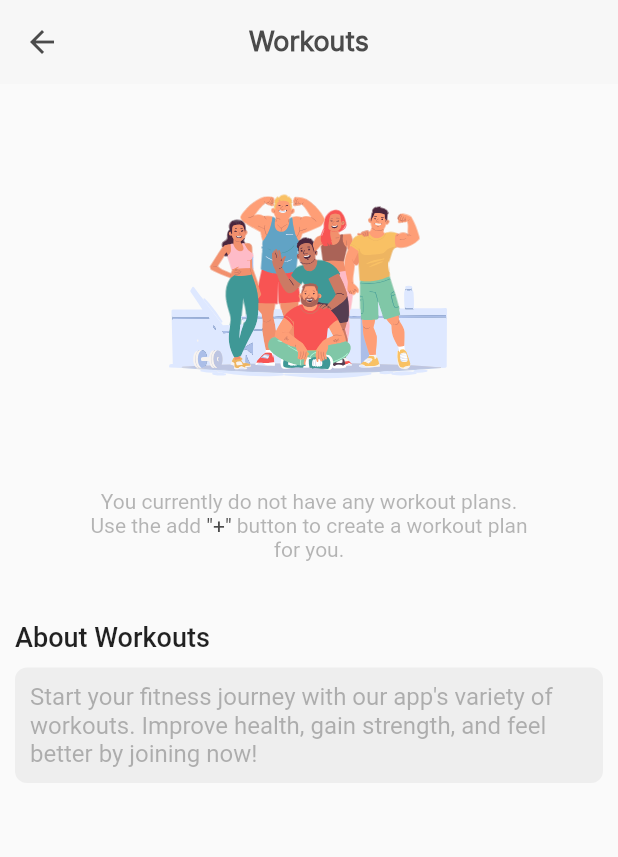
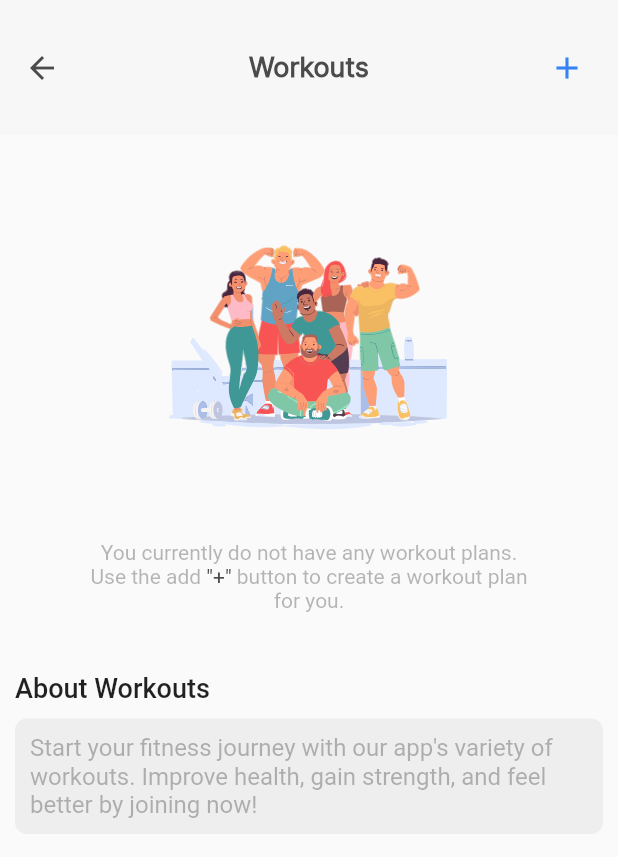
Before and after one commit to Team-Ayura/Ayura-Client, a Flutter app: the WorkoutsPage screen opened directly, on a phone screen of 412 x 824 dp. Shown: the top 857 px of the screen. Run offline on Flutter 3.47's test engine with Material 2 defaults, Android fonts, the phone set to English and light mode, and no system bars; our stand-ins replace buttons_tabbar, fl_chart, flutter_animate, flutter_calendar_carousel, flutter_slidable, flutter_svg and 9 more; missing offline and left inert: country_list_pick, flutter_ruler_picker; accounts and stored records are empty; project files that could hold a hidden picture were left out.

Commit message:
change appbar for activity but the back button did not worked

```diff
--- a/lib/pages/features/activity_tracking/createNewWorkoutPage.dart
+++ b/lib/pages/features/activity_tracking/createNewWorkoutPage.dart
@@ -59,6 +59,7 @@ class _CreateNewWorkoutPageState extends State<CreateNewWorkoutPage> {
         appbarTitle: 'Create new plan',
         isBackBtn: true,
         onPressed: openPanel,
+        iconName: Icons.add,
       ),
       body: Stack(
         children: [
--- a/lib/pages/features/activity_tracking/workouts_page.dart
+++ b/lib/pages/features/activity_tracking/workouts_page.dart
@@ -32,10 +32,15 @@ class _WorkoutsPageState extends State<WorkoutsPage> {
     final workoutsProvider = Provider.of<WorkoutsProvider>(context);
     widget.workoutplans = workoutsProvider.currentWorkoutPlans;
     return Scaffold(
-      appBar: CustomAppBar(
-        appbarTitle: 'Workouts',
-        isBackBtn: true,
-        onPressed: _addNewWorkoutPlan,
+      appBar: PreferredSize(
+        preferredSize:
+        const Size.fromHeight(90.0),
+        child: CustomAppBar(
+          appbarTitle: 'Workouts',
+          iconName: Icons.add,
+          isBackBtn: true,
+          onPressed: _addNewWorkoutPlan,
+        ),
       ),
       body: SingleChildScrollView(
         child: Consumer<SportsProvider>(builder: (context, sportsProvider, _) {
```
Also changed, not shown: lib/pages/features/activity_tracking/activity.dart (+6 -23 lines).
